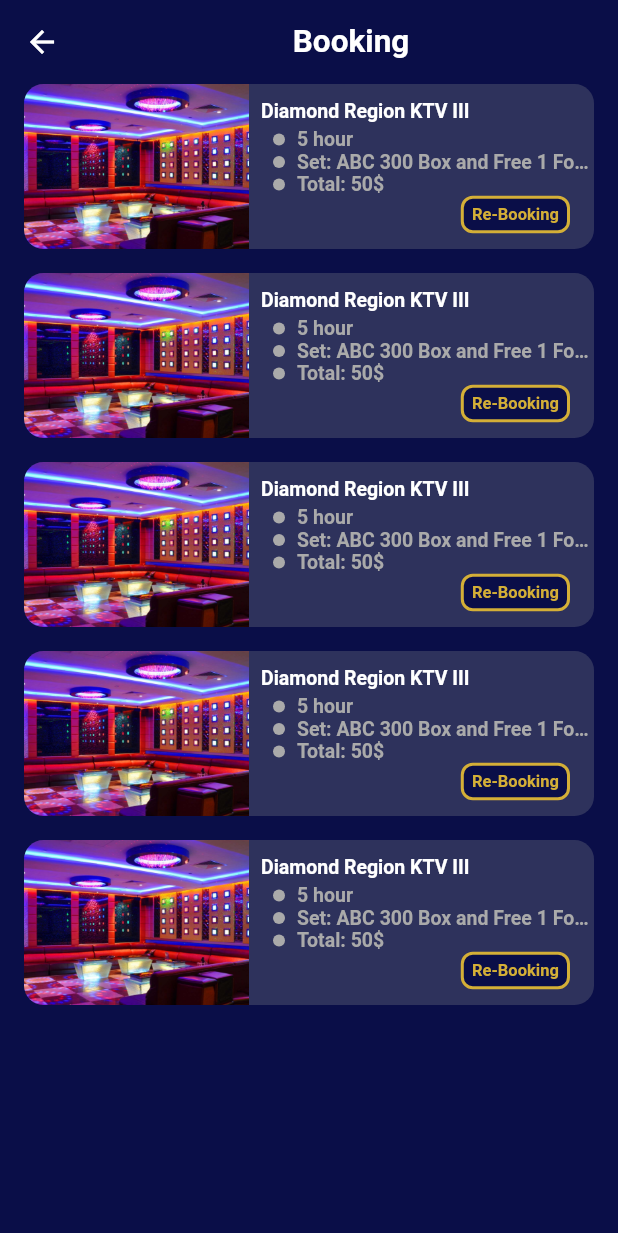
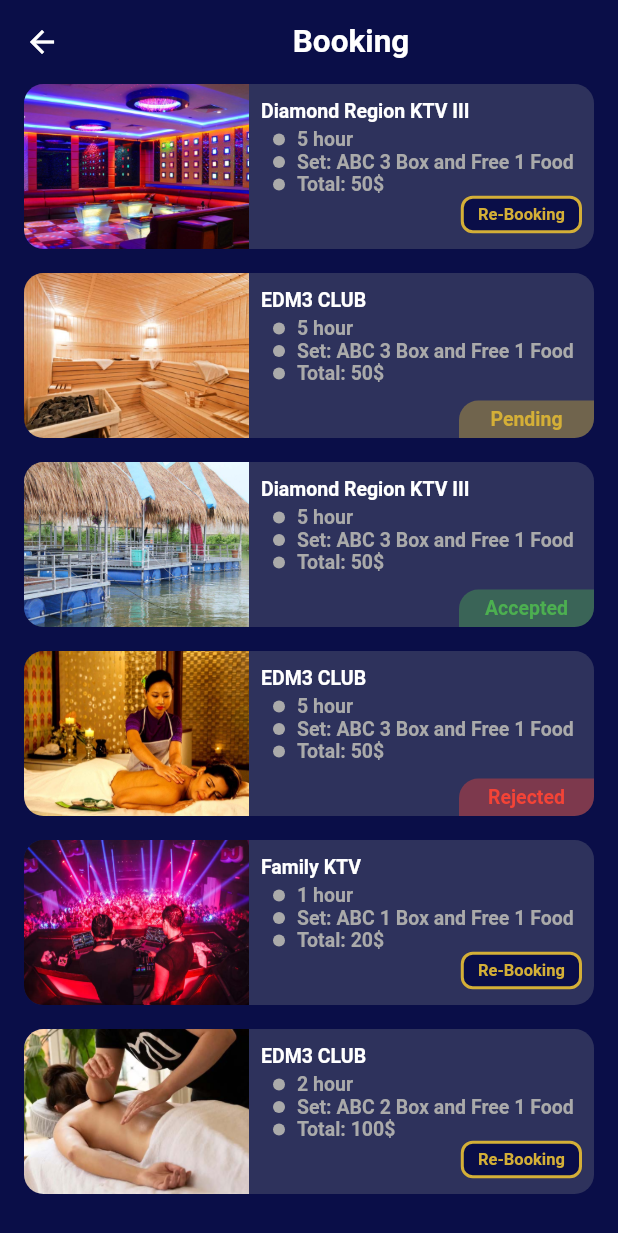
Before and after one commit to OeungChheanghok123/ktv_app, a Flutter app: the BookingScreen screen opened directly, on a phone screen of 412 x 824 dp. Shown: the top 1233 px of the screen. Run offline on Flutter 3.47's test engine with Material 2 defaults, Android fonts, the phone set to English and light mode, and no system bars; our stand-ins replace carousel_slider, flutter_rating_bar, flutter_svg, get, qr_flutter, skeletons; missing offline and left inert: flutter_share.

Commit message:
10Feb2023

```diff
--- /dev/null
+++ b/lib/models/booking.dart
@@ -0,0 +1,45 @@
+import 'dart:convert';
+
+class Booking {
+  final String image;
+  final String title;
+  final String time;
+  final String set;
+  final String tolalAmount;
+  final String status;
+  Booking({
+    required this.image,
+    required this.title,
+    required this.time,
+    required this.set,
+    required this.tolalAmount,
+    required this.status,
+  });
+
+  Map<String, dynamic> toMap() {
+    return <String, dynamic>{
+      'image': image,
+      'title': title,
+      'time': time,
+      'set': set,
+      'tolalAmount': tolalAmount,
+      'status': status,
+    };
+  }
+
+  factory Booking.fromMap(Map<String, dynamic> map) {
+    return Booking(
+      image: map['image'] as String,
+      title: map['title'] as String,
+      time: map['time'] as String,
+      set: map['set'] as String,
+      tolalAmount: map['tolalAmount'] as String,
+      status: map['status'] as String,
+    );
+  }
+
+  String toJson() => json.encode(toMap());
+
+  factory Booking.fromJson(String source) =>
+      Booking.fromMap(json.decode(source) as Map<String, dynamic>);
+}
--- a/lib/screens/booking/booking_screen.dart
+++ b/lib/screens/booking/booking_screen.dart
@@ -1,6 +1,7 @@
 import 'package:flutter/material.dart';
 import 'package:get/get.dart';
 import 'package:ktv_app/constants/constants.dart';
+import 'package:ktv_app/models/booking.dart';
 import 'package:ktv_app/screens/booking/booking_view_model.dart';
 import 'package:ktv_app/utility/text_style.dart';
 
@@ -27,8 +28,11 @@ class BookingScreen extends StatelessWidget {
         body: SingleChildScrollView(
           child: Column(
             children: List.generate(
-              5,
-              (index) => bookingListView(context),
+              viewModel.bookingList.length,
+              (index) => bookingListView(
+                context,
+                viewModel.bookingList[index],
+              ),
             ),
           ),
         ),
@@ -36,7 +40,7 @@ class BookingScreen extends StatelessWidget {
     );
   }
 
-  Widget bookingListView(BuildContext context) {
+  Widget bookingListView(BuildContext context, Booking booking) {
     return Container(
       width: MediaQuery.of(context).size.width,
       height: 110,
@@ -53,74 +57,52 @@ class BookingScreen extends StatelessWidget {
         children: [
           Expanded(
             flex: 0,
-            child: Container(
-              width: 150,
-              decoration: const BoxDecoration(
-                color: bgColor,
-                borderRadius: BorderRadius.only(
-                  topLeft: Radius.circular(13),
-                  bottomLeft: Radius.circular(13),
-                ),
-                image: DecorationImage(
-                  image: AssetImage('assets/images/category_1.jpg'),
-                  fit: BoxFit.cover,
-                ),
-              ),
-            ),
+            child: _buildImage(context, booking.image),
           ),
           const SizedBox(width: defaultPaddin / 2),
           Expanded(
             flex: 4,
-            child: Column(
-              crossAxisAlignment: CrossAxisAlignment.start,
-              mainAxisAlignment: MainAxisAlignment.center,
+            child: Stack(
               children: [
-                Text(
-                  'Diamond Region KTV III',
-                  overflow: TextOverflow.ellipsis,
-                  style: AppTextStyle.headline2,
-                ),
-                const SizedBox(height: defaultPaddin / 4),
                 Column(
                   crossAxisAlignment: CrossAxisAlignment.start,
+                  mainAxisAlignment: MainAxisAlignment.center,
                   children: [
-                    listTile(context, '5 hour'),
-                    listTile(context, 'Set: ABC 300 Box and Free 1 Food'),
-                    listTile(context, 'Total: 50\$'),
-                    Row(
-                      children: [
-                        const Expanded(
-                          flex: 3,
-                          child: SizedBox.shrink(),
-                        ),
-                        Expanded(
-                          flex: 2,
-                          child: Container(
-                            height: 25,
-                            margin: const EdgeInsets.only(right: defaultPaddin),
-                            decoration: BoxDecoration(
-                              color: bgColor,
-                              borderRadius: BorderRadius.circular(8),
-                              border: Border.all(
-                                width: 2,
-                                color: primaryColor,
-                              ),
-                            ),
-                            child: Center(
-                              child: Text(
-                                'Re-Booking',
-                                style: AppTextStyle.headline2.copyWith(
-                                  color: primaryColor,
-                                  fontSize: 11,
-                                ),
-                              ),
-                            ),
-                          ),
-                        ),
-                      ],
+                    _buildTitle(context, booking.title),
+                    const SizedBox(height: defaultPaddin / 4),
+                    Container(
+                      padding: const EdgeInsets.only(right: defaultPaddin / 2),
+                      child: _buildDetail(
+                        context,
+                        booking.time,
+                        booking.set,
+                        booking.tolalAmount,
+                      ),
                     ),
+                    booking.status == "Success"
+                        ? _buildButtonReBooking(context, primaryColor, bgColor)
+                        : _buildButtonReBooking(context, noneColor, noneColor),
                   ],
                 ),
+                booking.status == "Pending"
+                    ? _buildBookingStatus(
+                        context,
+                        booking.status,
+                        primaryColor,
+                      )
+                    : booking.status == "Accepted"
+                        ? _buildBookingStatus(
+                            context,
+                            booking.status,
+                            Colors.green,
+                          )
+                        : booking.status == "Rejected"
+                            ? _buildBookingStatus(
+                                context,
+                                booking.status,
+                                Colors.red,
+                              )
+                            : Container(),
               ],
             ),
           ),
@@ -156,4 +138,122 @@ class BookingScreen extends StatelessWidget {
       ],
     );
   }
+
+  Widget _buildImage(
+    BuildContext context,
+    String img,
+  ) {
+    return Container(
+      width: 150,
+      decoration: BoxDecoration(
+        color: bgColor,
+        borderRadius: const BorderRadius.only(
+          topLeft: Radius.circular(13),
+          bottomLeft: Radius.circular(13),
+        ),
+        image: DecorationImage(
+          image: AssetImage(img),
+          fit: BoxFit.cover,
+        ),
+      ),
+    );
+  }
+
+  Widget _buildTitle(
+    BuildContext context,
+    String txt,
+  ) {
+    return Text(
+      txt,
+      overflow: TextOverflow.ellipsis,
+      style: AppTextStyle.headline2,
+    );
+  }
+
+  Widget _buildDetail(
+    BuildContext context,
+    String time,
+    String set,
+    String totalAmount,
+  ) {
+    return Column(
+      crossAxisAlignment: CrossAxisAlignment.start,
+      children: [
+        listTile(context, time),
+        listTile(context, 'Set: $set'),
+        listTile(context, 'Total: $totalAmount'),
+      ],
+    );
+  }
+
+  Widget _buildButtonReBooking(
+    BuildContext context,
+    Color color,
+    Color colorBg,
+  ) {
+    return Row(
+      children: [
+        const Expanded(
+          flex: 3,
+          child: SizedBox.shrink(),
+        ),
+        Expanded(
+          flex: 2,
+          child: Container(
+            height: 25,
+            margin: const EdgeInsets.only(
+              right: defaultPaddin / 2,
+            ),
+            decoration: BoxDecoration(
+              color: colorBg,
+              borderRadius: BorderRadius.circular(8),
+              border: Border.all(
+                width: 2,
+                color: color,
+              ),
+            ),
+            child: Center(
+              child: Text(
+                'Re-Booking',
+                style: AppTextStyle.headline2.copyWith(
+                  color: color,
+                  fontSize: 11,
+                ),
+              ),
+            ),
+          ),
+        ),
+      ],
+    );
+  }
+
+  Widget _buildBookingStatus(
+    BuildContext context,
+    String txt,
+    Color color,
+  ) {
+    return Positioned(
+      bottom: 0,
+      right: 0,
+      child: Container(
+        width: 90,
+        height: 25,
+        decoration: BoxDecoration(
+          color: color.withOpacity(0.4),
+          borderRadius: const BorderRadius.only(
+            bottomRight: Radius.circular(13),
+            topLeft: Radius.circular(13),
+          ),
+        ),
+        child: Center(
+          child: Text(
+            txt,
+            style: AppTextStyle.headline2.copyWith(
+              color: color,
+            ),
+          ),
+        ),
+      ),
+    );
+  }
 }
--- a/lib/screens/booking/booking_view_model.dart
+++ b/lib/screens/booking/booking_view_model.dart
@@ -1,5 +1,55 @@
 import 'package:get/get.dart';
+import 'package:ktv_app/models/booking.dart';
 
 class BookingViewModel extends GetxController {
-
+  final List<Booking> bookingList = [
+    Booking(
+      image: 'assets/images/category_1.jpg',
+      title: 'Diamond Region KTV III',
+      time: '5 hour',
+      set: 'ABC 3 Box and Free 1 Food',
+      tolalAmount: '50\$',
+      status: 'Success',
+    ),
+    Booking(
+      image: 'assets/images/category_2.jpg',
+      title: 'EDM3 CLUB',
+      time: '5 hour',
+      set: 'ABC 3 Box and Free 1 Food',
+      tolalAmount: '50\$',
+      status: 'Pending',
+    ),
+    Booking(
+      image: 'assets/images/category_3.jpg',
+      title: 'Diamond Region KTV III',
+      time: '5 hour',
+      set: 'ABC 3 Box and Free 1 Food',
+      tolalAmount: '50\$',
+      status: 'Accepted',
+    ),
+    Booking(
+      image: 'assets/images/category_4.jpg',
+      title: 'EDM3 CLUB',
+      time: '5 hour',
+      set: 'ABC 3 Box and Free 1 Food',
+      tolalAmount: '50\$',
+      status: 'Rejected',
+    ),
+    Booking(
+      image: 'assets/images/category_5.jpg',
+      title: 'Family KTV',
+      time: '1 hour',
+      set: 'ABC 1 Box and Free 1 Food',
+      tolalAmount: '20\$',
+      status: 'Success',
+    ),
+    Booking(
+      image: 'assets/images/category_6.jpg',
+      title: 'EDM3 CLUB',
+      time: '2 hour',
+      set: 'ABC 2 Box and Free 1 Food',
+      tolalAmount: '100\$',
+      status: 'Success',
+    ),
+  ];
 }
```
